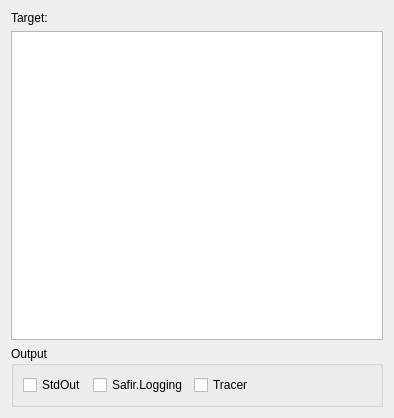
First picture: the form in src/util/tracer_viewer/src/tracer_edit_widget.ui, repository SafirSDK/safir-sdk-core, before the edit.
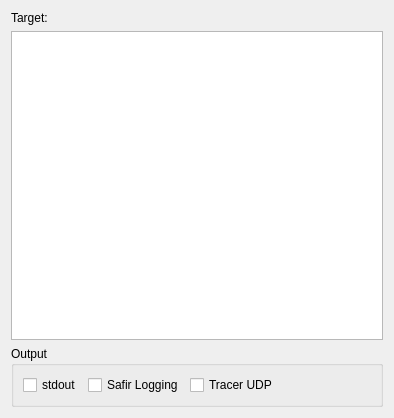
Second picture: the form after the edit.

Commit message: Add documentation of new tracer to users guide

What changed in the file:
```diff
--- a/src/util/tracer_viewer/src/tracer_edit_widget.ui
+++ b/src/util/tracer_viewer/src/tracer_edit_widget.ui
@@ -50,7 +50,7 @@
          <string>Log Tracer output from this application to the processes Standard Output.</string>
         </property>
         <property name="text">
-         <string>StdOut</string>
+         <string>stdout</string>
         </property>
        </widget>
       </item>
@@ -61,7 +61,7 @@
 to Safir.Logging as Debug level logs.</string>
         </property>
         <property name="text">
-         <string>Safir.Logging</string>
+         <string>Safir Logging</string>
         </property>
        </widget>
       </item>
@@ -72,7 +72,7 @@
 protocol, meaning it will show up in this application.</string>
         </property>
         <property name="text">
-         <string>Tracer</string>
+         <string>Tracer UDP</string>
         </property>
        </widget>
       </item>
```
Left out of the diff: 4 changed lines with no effect on the pictures. The commit also changes 7 other files.
